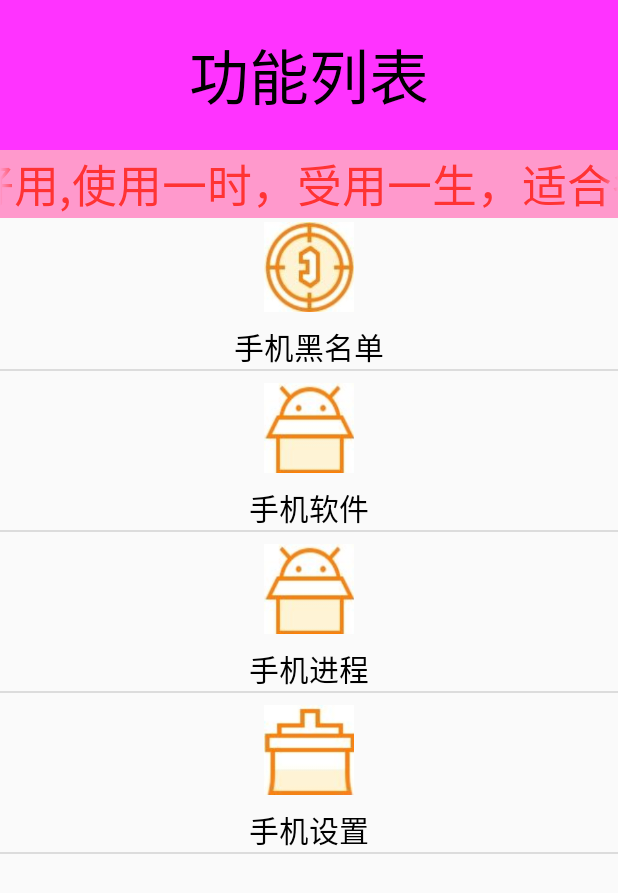
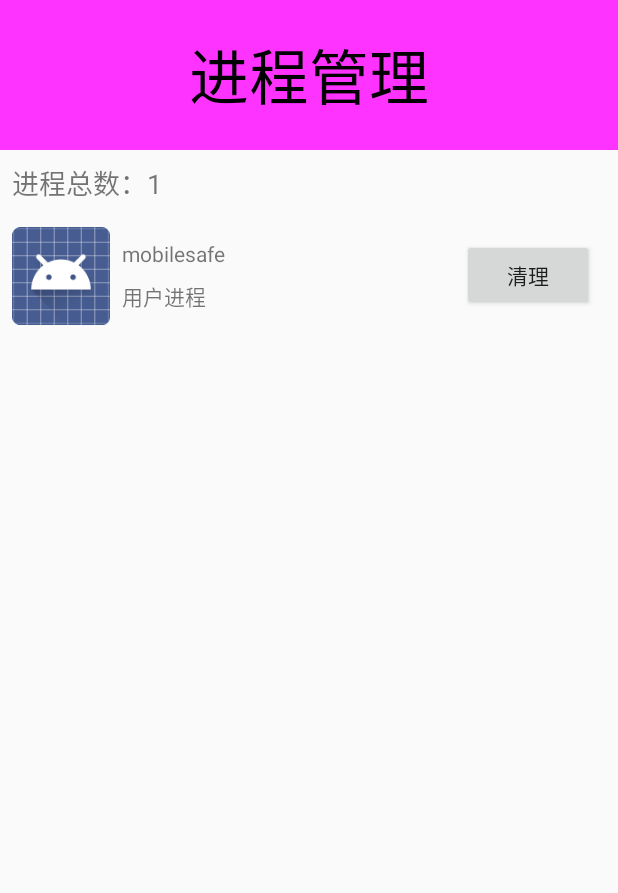
Before and after one commit to qiudonghhh/MyAndroidProjects, an Android app: the screen it shows after launch (HomeActivity before the commit, ProcessMangerActivity after it), after a tap on "手机进程", on a phone screen of 412 x 824 dp. Shown: the top 893 px of the screen. Run offline under Robolectric (Android 15) with nearby library versions, the phone set to English and light mode, and no system bars; 2 other taps on this screen came first.

Commit message:
手机管家完整版

```diff
--- a/Shoujiweishi/app/src/main/AndroidManifest.xml
+++ b/Shoujiweishi/app/src/main/AndroidManifest.xml
@@ -4,6 +4,7 @@
     package="com.example.shoujiweishi">
 
     <uses-permission android:name="android.permission.INTERNET" />
+    <uses-permission android:name="android.permission.KILL_BACKGROUND_PROCESSES" />
     <uses-permission android:name="android.permission.WRITE_EXTERNAL_STORAGE" />
 
     <application
@@ -28,6 +29,7 @@
         <activity android:name=".SettingCentreActivity" />
         <activity android:name=".BlackNumberActivity" />
         <activity android:name=".AppMangerActivity" />
+        <activity android:name=".ProcessMangerActivity" />
     </application>
 
 </manifest>
--- a/Shoujiweishi/app/src/main/java/com/example/shoujiweishi/AppMangerActivity.java
+++ b/Shoujiweishi/app/src/main/java/com/example/shoujiweishi/AppMangerActivity.java
@@ -12,21 +12,13 @@ import android.os.StatFs;
 import android.text.format.Formatter;
 import android.view.View;
 import android.view.ViewGroup;
-import android.widget.Adapter;
-import android.widget.AdapterView;
 import android.widget.BaseAdapter;
 import android.widget.Button;
 import android.widget.ImageView;
 import android.widget.ListView;
 import android.widget.TextView;
-import android.widget.Toast;
-
-import com.example.utils.ToastUtil;
 import com.example.utils.engine.AppInfo;
 import com.example.utils.engine.AppInfoProvider;
-
-import org.w3c.dom.Text;
-
 import java.util.ArrayList;
 import java.util.List;
 
@@ -105,7 +97,7 @@ public class AppMangerActivity extends Activity {
 
         //初始化控件
         TextView tv_memory=findViewById(R.id.tv_memory);
-        tv_memory.setText("内存可用："+memoryAvailSpace);
+        tv_memory.setText("存储空间："+memoryAvailSpace);
     }
 
 
@@ -130,7 +122,7 @@ public class AppMangerActivity extends Activity {
     /**
      * ListView数据适配器
      */
-    class MyAdapter extends BaseAdapter {
+     class MyAdapter extends BaseAdapter {
 
         @Override
         //1.ListView的长度，即两个集合长度和
@@ -200,22 +192,6 @@ public class AppMangerActivity extends Activity {
                 tv_path.setText("系统应用");
                 result=view;
             }
-            //监听卸载按钮
-           /* bt_uninstall.setOnClickListener(new View.OnClickListener() {
-                @Override
-                public void onClick(View v) {
-                    //AppInfo appInfo=new AppInfo();
-                    //跳转到系统卸载界面
-                    *//*Intent intent=new Intent("android.intent.action.DELETE");
-                    intent.addCategory("android.intent.category.DEFAULT");
-                    intent.setData(Uri.parse("package:"+appInfo.packageName));
-                    startActivity(intent);*//*
-                    Uri uri=Uri.parse("package:getItem(position).packageName");
-                    Intent intent = new Intent(Intent.ACTION_DELETE,uri);
-                    startActivity(intent);
-                    ToastUtil.show(getApplication(),"ddd",0);
-                }
-            });*/
             return result;
         }
     }
--- a/Shoujiweishi/app/src/main/java/com/example/shoujiweishi/HomeActivity.java
+++ b/Shoujiweishi/app/src/main/java/com/example/shoujiweishi/HomeActivity.java
@@ -67,11 +67,14 @@ public class HomeActivity extends Activity implements View.OnClickListener {
                     case 1:
                          Intent intent1=new Intent(HomeActivity.this, AppMangerActivity.class);
                          startActivity(intent1);
-
+                        break;
+                    case 2:
+                         Intent intent2=new Intent(HomeActivity.this, ProcessMangerActivity.class);
+                         startActivity(intent2);
                         break;
                     case 3:
-                        Intent intent2=new Intent(HomeActivity.this, SettingCentreActivity.class);
-                        startActivity(intent2);
+                        Intent intent3=new Intent(HomeActivity.this, SettingCentreActivity.class);
+                        startActivity(intent3);
                         break;
                 }
             }
--- /dev/null
+++ b/Shoujiweishi/app/src/main/java/com/example/shoujiweishi/ProcessMangerActivity.java
@@ -0,0 +1,180 @@
+package com.example.shoujiweishi;
+
+import android.annotation.SuppressLint;
+import android.app.Activity;
+import android.os.Bundle;
+import android.os.Handler;
+import android.os.Message;
+import android.view.View;
+import android.view.ViewGroup;
+import android.widget.BaseAdapter;
+import android.widget.Button;
+import android.widget.ImageView;
+import android.widget.ListView;
+import android.widget.TextView;
+
+import com.example.utils.ToastUtil;
+import com.example.utils.engine.ProcessInfo;
+import com.example.utils.engine.ProcessInfoProvider;
+import java.util.ArrayList;
+import java.util.List;
+
+public class ProcessMangerActivity extends Activity {
+    private TextView tv_process_count;
+    private ListView lv_process_list;
+    private int count;
+    private List<ProcessInfo> processInfoList;
+    private MyAdapter myAdaper;
+
+
+    private List<ProcessInfo> systemList;
+    private List<ProcessInfo> customerList;
+    private Button bt_clear;
+    private ImageView iv_icon;
+    private TextView tv_name;
+    private TextView tv_path;
+    @SuppressLint("HandlerLeak")
+    Handler handler=new Handler(){
+        @Override
+        public void handleMessage(Message msg) {
+            //接收到子线程发来的消息后，开始设置ListView数据适配器
+            myAdaper = new MyAdapter();
+            lv_process_list.setAdapter(myAdaper);
+        }
+    };
+
+    @Override
+    protected void onCreate(Bundle savedInstanceState) {
+        setContentView(R.layout.activity_processmanger);
+        super.onCreate(savedInstanceState);
+
+       initUI();
+       //初始化表头数据
+       initTitleData();
+       //初始化ListView数据
+       initListData();
+    }
+
+
+    //初始化
+    private void initUI() {
+        tv_process_count = findViewById(R.id.tv_process_count);
+        lv_process_list = findViewById(R.id.lv_process_list);
+    }
+
+    private void initTitleData() {
+        //获取进程总数
+        count = ProcessInfoProvider.getProcessCount(getApplicationContext());
+        tv_process_count.setText("进程总数："+count);
+    }
+
+    private void initListData() {
+        //写一个线程加载进程
+        new Thread(){
+            @Override
+            public void run() {
+                //接收手机进程相关信息的集合，通过ProcessInfo对象调用属性
+                processInfoList = ProcessInfoProvider.getProcessInfo(getApplicationContext());
+                //遍历集合，将集合分成西系统应用集合和非系统应用集合
+                systemList = new ArrayList<>();
+                customerList = new ArrayList<>();
+                for (ProcessInfo pocessInfo : processInfoList) {
+                    //判断appinfo对象的属性
+                    if(pocessInfo.isSystem){
+                        //添加到系统应用集合
+                        systemList.add(pocessInfo);
+                    }else {
+                        //添加到用户应用集合
+                        customerList.add(pocessInfo);
+                    }
+                }
+                //发送个消息告诉主线程可以做接下来的事情了
+                handler.sendEmptyMessage(0);
+            }
+        }.start();
+    }
+
+
+    /**
+     * ListView数据适配器
+     */
+    class MyAdapter extends BaseAdapter {
+
+        @Override
+        //1.ListView的长度，即两个集合长度和
+        public int getCount() {
+            return customerList.size()+systemList.size();
+        }
+
+        @Override
+        //getItem(int position)和getItemId(int position)也必须重写（因为这是是BaseAdapter中的抽象方法），在调用ListView的响应方法的时候才会被调用到，这里不影响布局
+        public ProcessInfo getItem(int position) {
+            //根据索引获取当前集合里的对象，先返回用户集合，在返回系统集合，为了后面让用户应用在上面显示，系统应用在下面显示
+            if(position < customerList.size()){
+                return customerList.get(position);
+            }else {
+                return systemList.get(position-customerList.size());
+            }
+        }
+
+        @Override
+        //返回索引值
+        public long getItemId(int position) {
+            return position;
+        }
+
+        @Override
+        //根据长度绘制item
+        public View getView(final int position, View convertView, ViewGroup parent) {
+                //View.inflate加载xml布局，getApplicationContext() 上下文环境
+                View view = View.inflate(ProcessMangerActivity.this, R.layout.listview_process_item, null);
+                //初始化
+                bt_clear = view.findViewById(R.id.bt_clear);
+                iv_icon = view.findViewById(R.id.iv_icon);
+                tv_name = view.findViewById(R.id.tv_name);
+                tv_path = view.findViewById(R.id.tv_path);
+                //根据索引获取集合里的对象，再获取icon（即获取到集合中的ProcessInfo对象，再调用ProcessInfo的成员变量icon）
+                //这里getItem就是上面的方法，先返回用户应用，在返回系统应用
+                iv_icon.setBackgroundDrawable(getItem(position).icon);
+                tv_name.setText(getItem(position).name);
+                //根据索引获取包名
+                final String packageName=getItem(position).packageName;
+                if(position<customerList.size()){
+                    tv_path.setText("用户进程");
+                }else {
+                    tv_path.setText("系统进程");
+                }
+
+
+                //监听清理按钮
+                bt_clear.setOnClickListener(new View.OnClickListener() {
+                    @Override
+                    public void onClick(View v) {
+                        //1.清理进程,先根据索引从两个集合中移除进程
+                        if(position<customerList.size()){
+                            customerList.remove(position);
+                            //2.杀死进程,传入包名（因为要根据包名杀死进程）
+                            ProcessInfoProvider.killProcess(packageName,getApplicationContext());
+                        }else {
+                            systemList.remove(position-customerList.size());
+                            //2.杀死进程
+                            ProcessInfoProvider.killProcess(packageName,getApplicationContext());
+                        }
+
+                        //在集合改变后，通知数据适配器刷新
+                        if(myAdaper!=null){
+                            myAdaper.notifyDataSetChanged();
+                        }
+                        ToastUtil.show(getApplication(),"进程已清理",0);
+
+                        //更新进程总数
+                        count=count-1;
+                        tv_process_count.setText("进程总数："+count);
+                    }
+                });
+                return view;
+            }
+
+        }
+
+}
--- a/Shoujiweishi/app/src/main/java/com/example/utils/engine/AppInfo.java
+++ b/Shoujiweishi/app/src/main/java/com/example/utils/engine/AppInfo.java
@@ -3,7 +3,7 @@ package com.example.utils.engine;
 import android.graphics.drawable.Drawable;
 
 public class AppInfo {
-    //属性：（名称，包名，图标，内存，（系统应用，用户应用））
+    //属性：（名称，包名，图标，系统应用）
     public String name;
     public String packageName;
     public Drawable icon;
--- a/Shoujiweishi/app/src/main/java/com/example/utils/engine/AppInfoProvider.java
+++ b/Shoujiweishi/app/src/main/java/com/example/utils/engine/AppInfoProvider.java
@@ -31,6 +31,7 @@ public class AppInfoProvider {
                     //5.获取应用名称
                     //获取一个应用程序的所有信息
                     ApplicationInfo applicationInfo=packageInfo.applicationInfo;
+                    //获取名称
                     appInfo.name=applicationInfo.loadLabel(pm).toString();
                     //6.获取图标
                     appInfo.icon=applicationInfo.loadIcon(pm);
--- /dev/null
+++ b/Shoujiweishi/app/src/main/java/com/example/utils/engine/ProcessInfo.java
@@ -0,0 +1,11 @@
+package com.example.utils.engine;
+
+import android.graphics.drawable.Drawable;
+
+public class ProcessInfo {
+    //属性：（名称，包名，图标，内存，（系统应用，用户应用））
+    public String name;
+    public String packageName;
+    public Drawable icon;
+    public boolean isSystem;
+}
--- /dev/null
+++ b/Shoujiweishi/app/src/main/java/com/example/utils/engine/ProcessInfoProvider.java
@@ -0,0 +1,87 @@
+package com.example.utils.engine;
+
+import android.app.ActivityManager;
+import android.content.Context;
+import android.content.pm.ApplicationInfo;
+import android.content.pm.PackageManager;
+import com.example.shoujiweishi.R;
+import java.util.ArrayList;
+import java.util.List;
+
+public class ProcessInfoProvider {
+    //获取进程总数
+    public static int getProcessCount(Context context) {
+        //1.获取activityManager（获取activity管理者对象）
+        ActivityManager am = (ActivityManager) context.getSystemService(Context.ACTIVITY_SERVICE);
+        //2.获取正在运行进程的集合
+        List<ActivityManager.RunningAppProcessInfo> runningAppProcesses = am.getRunningAppProcesses();
+        //3.返回集合的的总数
+        return runningAppProcesses.size();
+    }
+
+    /**
+     * 返回当前进程的相关信息（名称，包名，图标，内存，系统应用）
+     *
+     * @param context 获取activity管理者的上下文环境
+     * @return 包含手机安装相关信息的对象
+     */
+    public static List<ProcessInfo> getProcessInfo(Context context) {
+        //创建集合
+        List<ProcessInfo> processInfoList=new ArrayList<>();
+        //获取进程相关信息
+        //1.获取activityManager（获取activity管理者对象）
+        ActivityManager am = (ActivityManager) context.getSystemService(Context.ACTIVITY_SERVICE);
+        //2.获取正在运行的进程的集合
+        List<ActivityManager.RunningAppProcessInfo> runningAppProcesses = am.getRunningAppProcesses();
+        //3.循环遍历集合，获取进程的相关信息（名称，包名，图标，内存，系统应用）
+        for (ActivityManager.RunningAppProcessInfo info : runningAppProcesses) {
+            ProcessInfo processInfo = new ProcessInfo();
+            //4.获取进程包名
+            processInfo.packageName = info.processName;
+            //5.获取应用的名称，图标，是否系统应用
+            //5.1获取包管理者对象
+            PackageManager pm = context.getPackageManager();
+            //5.2获取应用相关信息（指定获取某个应用的信息，也就是指定获取进程的信息），（参数：进程的包名，0）
+            try {
+                ApplicationInfo applicationInfo = pm.getApplicationInfo(processInfo.packageName, 0);
+                //5.3获取应用名称
+                processInfo.name = applicationInfo.loadLabel(pm).toString();
+                //5.4获取应用图标
+                processInfo.icon = applicationInfo.loadIcon(pm);
+                //5.5判断是否系统应用
+                if ((applicationInfo.flags & ApplicationInfo.FLAG_SYSTEM) == ApplicationInfo.FLAG_SYSTEM) {
+                    //系统应用
+                    processInfo.isSystem = true;
+                } else {
+                    //非系统应用
+                    processInfo.isSystem = false;
+                }
+            } catch (PackageManager.NameNotFoundException e) {
+                //异常原因是找不到对应包名的进程名称，图标
+                //找不到名称就把包名赋值给进程名称
+                processInfo.name=info.processName;
+                //找不到图标就把系统图标赋值给进程图标(在res里)
+                processInfo.icon=context.getResources().getDrawable(R.mipmap.ic_launcher);
+                //没有名称和包名就是系统进程
+                processInfo.isSystem=true;
+                e.printStackTrace();
+            }
+            //把此对象添加到集合中
+            processInfoList.add(processInfo);
+        }
+        //返回集合
+        return processInfoList;
+    }
+
+
+    /**
+     * @param packageName   要杀死的包名
+     * @param context    环境
+     */
+    public static void killProcess(String packageName,Context context) {
+        //1.获取activityManager（获取activity管理者对象）
+        ActivityManager am = (ActivityManager) context.getSystemService(Context.ACTIVITY_SERVICE);
+        //2.杀死指定包名的进程
+        am.killBackgroundProcesses(packageName);
+    }
+}
--- /dev/null
+++ b/Shoujiweishi/app/src/main/res/layout/activity_processmanger.xml
@@ -0,0 +1,41 @@
+<?xml version="1.0" encoding="utf-8"?>
+<android.support.constraint.ConstraintLayout
+    xmlns:android="http://schemas.android.com/apk/res/android"
+    xmlns:app="http://schemas.android.com/apk/res-auto"
+    xmlns:tools="http://schemas.android.com/tools"
+    android:layout_width="match_parent"
+    android:layout_height="match_parent">
+
+    <TextView
+        android:id="@+id/textView"
+        style="@style/TitleStyle"
+        android:layout_width="match_parent"
+        android:layout_height="wrap_content"
+        android:gravity="center"
+        android:text="进程管理"
+        app:layout_constraintEnd_toEndOf="parent"
+        app:layout_constraintStart_toStartOf="parent"
+        app:layout_constraintTop_toTopOf="parent"
+        tools:ignore="MissingConstraints" />
+
+    <TextView
+        android:id="@+id/tv_process_count"
+        android:layout_width="wrap_content"
+        android:layout_height="wrap_content"
+        android:layout_marginStart="8dp"
+        android:layout_marginTop="8dp"
+        android:text="进程总数"
+        android:textSize="18sp"
+        app:layout_constraintStart_toStartOf="parent"
+        app:layout_constraintTop_toBottomOf="@+id/textView" />
+
+
+    <ListView
+        android:id="@+id/lv_process_list"
+        android:layout_width="0dp"
+        android:layout_height="wrap_content"
+        android:layout_marginTop="8dp"
+        app:layout_constraintEnd_toEndOf="parent"
+        app:layout_constraintStart_toStartOf="parent"
+        app:layout_constraintTop_toBottomOf="@+id/tv_process_count" />
+</android.support.constraint.ConstraintLayout>
--- a/Shoujiweishi/app/src/main/res/layout/listview_app_item.xml
+++ b/Shoujiweishi/app/src/main/res/layout/listview_app_item.xml
@@ -31,9 +31,9 @@
     <TextView
         android:id="@+id/tv_path"
         android:layout_width="wrap_content"
-        android:layout_height="15dp"
+        android:layout_height="wrap_content"
         android:layout_marginStart="8dp"
-        android:layout_marginTop="16dp"
+        android:layout_marginTop="8dp"
         android:text="应用类别"
         app:layout_constraintStart_toEndOf="@+id/iv_icon"
         app:layout_constraintTop_toBottomOf="@+id/tv_name"
--- a/Shoujiweishi/app/src/main/res/layout/listview_app_item2.xml
+++ b/Shoujiweishi/app/src/main/res/layout/listview_app_item2.xml
@@ -35,7 +35,7 @@
         android:layout_height="wrap_content"
         android:layout_marginStart="8dp"
 
-        android:layout_marginTop="16dp"
+        android:layout_marginTop="8dp"
         android:text="应用类别"
         app:layout_constraintStart_toEndOf="@+id/iv_icon"
         app:layout_constraintTop_toBottomOf="@+id/tv_name"
--- /dev/null
+++ b/Shoujiweishi/app/src/main/res/layout/listview_process_item.xml
@@ -0,0 +1,54 @@
+<?xml version="1.0" encoding="utf-8"?>
+<android.support.constraint.ConstraintLayout
+    xmlns:android="http://schemas.android.com/apk/res/android"
+    xmlns:app="http://schemas.android.com/apk/res-auto"
+    xmlns:tools="http://schemas.android.com/tools"
+    android:layout_width="match_parent"
+    android:layout_height="match_parent">
+
+
+    <ImageView
+        android:id="@+id/iv_icon"
+        android:layout_width="65dp"
+        android:layout_height="65dp"
+        android:layout_marginStart="8dp"
+        android:layout_marginTop="8dp"
+        android:background="@mipmap/ic_launcher"
+        app:layout_constraintStart_toStartOf="parent"
+        app:layout_constraintTop_toTopOf="parent"
+        tools:ignore="MissingConstraints" />
+
+    <TextView
+        android:id="@+id/tv_name"
+        android:layout_width="wrap_content"
+        android:layout_height="wrap_content"
+        android:layout_marginStart="8dp"
+        android:layout_marginTop="16dp"
+        android:text="应用名称"
+        app:layout_constraintStart_toEndOf="@+id/iv_icon"
+        app:layout_constraintTop_toTopOf="parent"
+        tools:ignore="MissingConstraints" />
+
+    <TextView
+        android:id="@+id/tv_path"
+        android:layout_width="wrap_content"
+        android:layout_height="wrap_content"
+        android:layout_marginStart="8dp"
+        android:layout_marginTop="8dp"
+        android:text="应用类别"
+        app:layout_constraintStart_toEndOf="@+id/iv_icon"
+        app:layout_constraintTop_toBottomOf="@+id/tv_name"
+        tools:ignore="MissingConstraints" />
+
+    <Button
+        android:id="@+id/bt_clear"
+        android:layout_width="wrap_content"
+        android:layout_height="wrap_content"
+        android:layout_marginTop="16dp"
+        android:layout_marginEnd="16dp"
+        android:text="清理"
+        app:layout_constraintEnd_toEndOf="parent"
+        app:layout_constraintTop_toTopOf="parent" />
+
+
+</android.support.constraint.ConstraintLayout>
```
